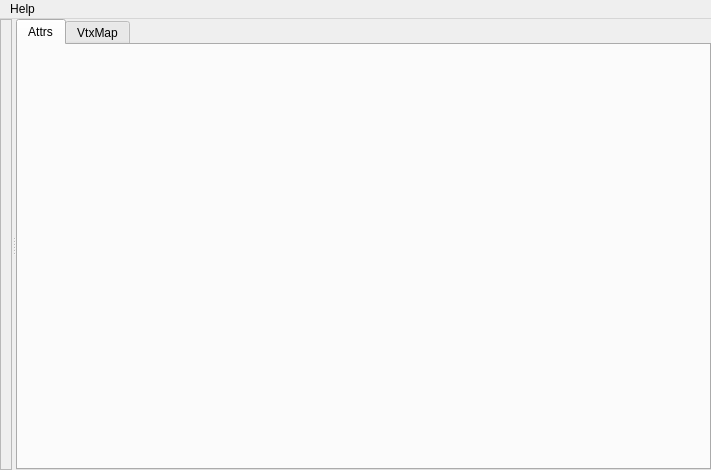
First picture: the form in tools/maya/cloth/clothEditor/ui/clothEditor.ui, repository snaress/studio, before the edit.
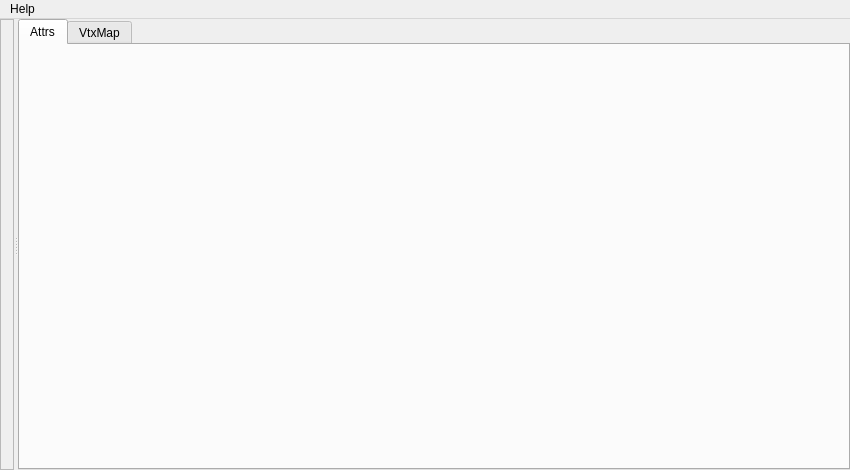
Second picture: the form after the edit.

Diff of the .ui file:
```diff
--- a/tools/maya/cloth/clothEditor/ui/clothEditor.ui
+++ b/tools/maya/cloth/clothEditor/ui/clothEditor.ui
@@ -6,7 +6,7 @@
    <rect>
     <x>0</x>
     <y>0</y>
-    <width>711</width>
+    <width>850</width>
     <height>470</height>
    </rect>
   </property>
@@ -93,7 +93,7 @@
     <rect>
      <x>0</x>
      <y>0</y>
-     <width>711</width>
+     <width>850</width>
      <height>21</height>
     </rect>
    </property>
```
